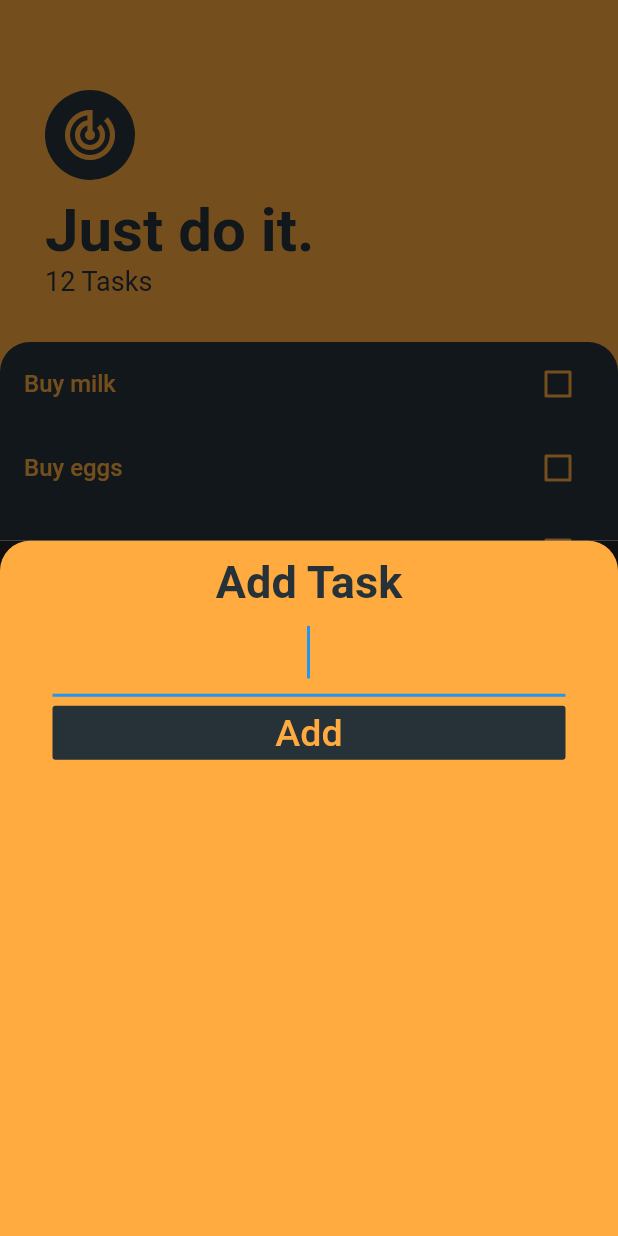
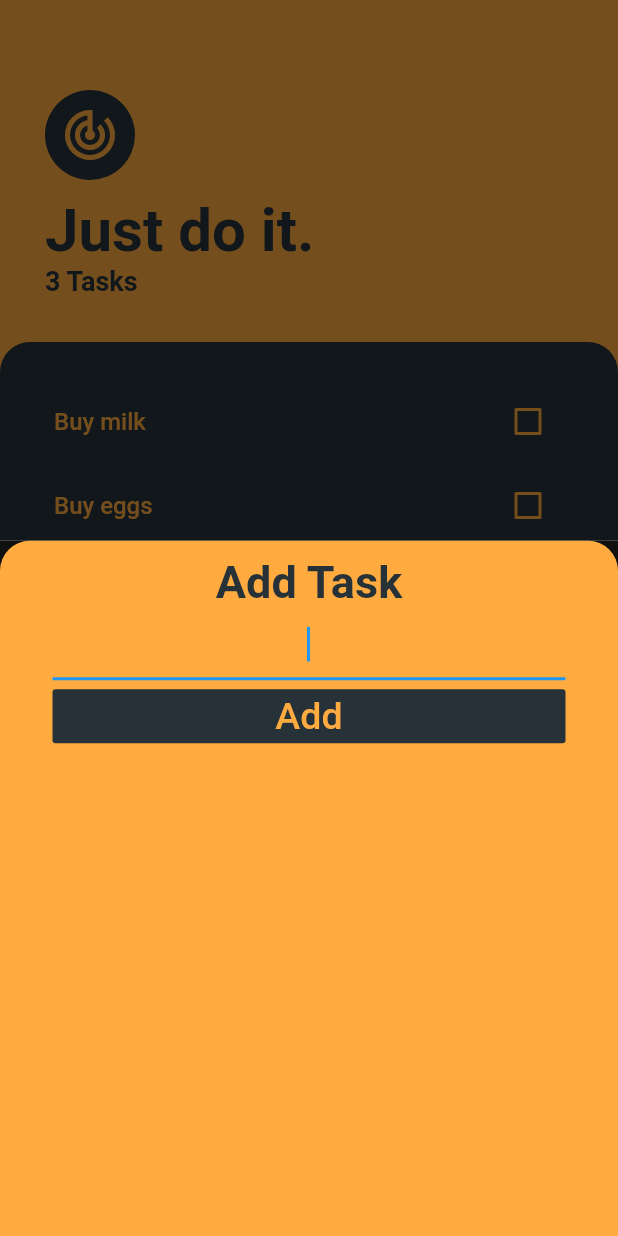
Before and after one commit to Butcanudothis/thebettertodoflutter, a Flutter app: the screen it shows after launch, after a tap on the "add" icon, on a phone screen of 412 x 824 dp. Run offline on Flutter 3.47's test engine with Material 2 defaults, Android fonts, the phone set to English and light mode, and no system bars.

```diff
--- a/lib/screens/add_task_screen.dart
+++ b/lib/screens/add_task_screen.dart
@@ -2,8 +2,12 @@ import 'package:flutter/cupertino.dart';
 import 'package:flutter/material.dart';
 
 class AddTaskScreen extends StatelessWidget {
+  final Function addTaskCallback;
+
+  AddTaskScreen({this.addTaskCallback});
   @override
   Widget build(BuildContext context) {
+    String newTaskTitle;
     return Container(
       color: Color(0xFF101010),
       child: Container(
@@ -27,14 +31,19 @@ class AddTaskScreen extends StatelessWidget {
                   fontWeight: FontWeight.w700),
             ),
             TextField(
+              onChanged: (newText) {
+                newTaskTitle = newText;
+              },
               textAlign: TextAlign.center,
               autofocus: true,
               style: TextStyle(
-                fontSize: 30,
+                fontSize: 20,
               ),
             ),
             FlatButton(
-              onPressed: () {},
+              onPressed: () {
+                addTaskCallback(newTaskTitle);
+              },
               color: Colors.blueGrey.shade900,
               child: Text(
                 'Add',
--- a/lib/screens/taskscreen.dart
+++ b/lib/screens/taskscreen.dart
@@ -2,8 +2,20 @@ import 'package:flutter/material.dart';
 import 'package:flutter/painting.dart';
 import 'package:flutter_todo/screens/add_task_screen.dart';
 import 'package:flutter_todo/widgets/task_list.dart';
+import 'package:flutter_todo/models/task.dart';
 
-class TasksScreen extends StatelessWidget {
+class TasksScreen extends StatefulWidget {
+  @override
+  _TasksScreenState createState() => _TasksScreenState();
+}
+
+class _TasksScreenState extends State<TasksScreen> {
+  List<Task> tasks = [
+    Task(name: 'Buy milk'),
+    Task(name: 'Buy eggs'),
+    Task(name: 'Buy bread'),
+  ];
+
   @override
   Widget build(BuildContext context) {
     return Scaffold(
@@ -18,7 +30,14 @@ class TasksScreen extends StatelessWidget {
         onPressed: () {
           showModalBottomSheet(
               context: context,
-              builder: (BuildContext context) => AddTaskScreen());
+              builder: (BuildContext context) => AddTaskScreen(
+                    addTaskCallback: (newTaskTitle) {
+                      setState(() {
+                        tasks.add(Task(name: newTaskTitle));
+                      });
+                      Navigator.pop(context);
+                    },
+                  ));
         },
       ),
       body: Column(
@@ -52,9 +71,11 @@ class TasksScreen extends StatelessWidget {
                     ),
                   ),
                   Text(
-                    '12 Tasks',
+                    '${tasks.length} Tasks',
                     style: TextStyle(
-                        color: Colors.blueGrey.shade900, fontSize: 18.0),
+                        color: Colors.blueGrey.shade900,
+                        fontSize: 18.0,
+                        fontWeight: FontWeight.w700),
                   ),
                 ],
               ),
@@ -70,7 +91,9 @@ class TasksScreen extends StatelessWidget {
                   topLeft: Radius.circular(20.0),
                 ),
               ),
-              child: TaskList(),
+              child: TaskList(
+                tasks: tasks,
+              ),
             ),
           ),
         ],
--- a/lib/widgets/task_list.dart
+++ b/lib/widgets/task_list.dart
@@ -3,31 +3,29 @@ import 'task_tile.dart';
 import 'package:flutter_todo/models/task.dart';
 
 class TaskList extends StatefulWidget {
+  final List<Task> tasks;
+  TaskList({this.tasks});
   @override
   _TaskListState createState() => _TaskListState();
 }
 
 class _TaskListState extends State<TaskList> {
-  List<Task> tasks = [
-    Task(name: 'Buy milk'),
-    Task(name: 'Buy eggs'),
-    Task(name: 'Buy bread'),
-  ];
   @override
   Widget build(BuildContext context) {
     return ListView.builder(
+      padding: EdgeInsets.fromLTRB(20, 25, 20, 10),
       itemBuilder: (context, index) {
         return TaskTile(
-          taskTitle: tasks[index].name,
-          isChecked: tasks[index].isDone,
+          taskTitle: widget.tasks[index].name,
+          isChecked: widget.tasks[index].isDone,
           checkboxCallback: (checkboxState) {
             setState(() {
-              tasks[index].toggleDone();
+              widget.tasks[index].toggleDone();
             });
           },
         );
       },
-      itemCount: tasks.length,
+      itemCount: widget.tasks.length,
     );
   }
 }
```
